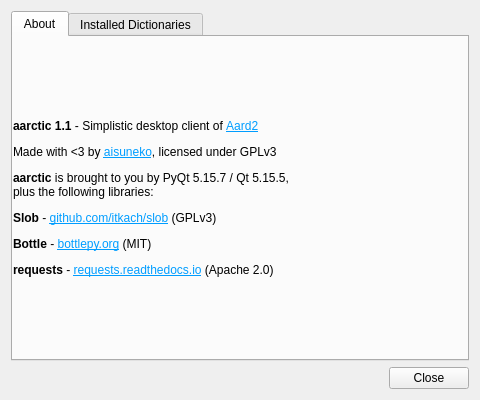
First picture: the form in src/aarctic/ui/about.ui, repository aisuneko/aarctic, before the edit.
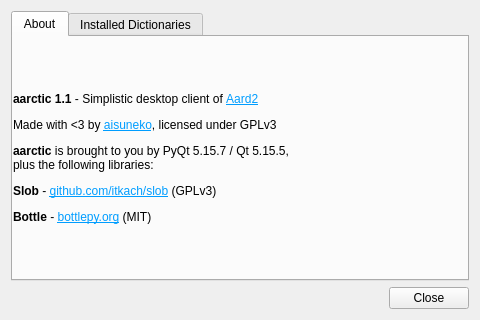
Second picture: the form after the edit. The open tabs and pages were chosen to show the change. Icons and pictures are not drawn.

Commit message: enhance ui, add splitter

```diff
--- a/src/aarctic/ui/about.ui
+++ b/src/aarctic/ui/about.ui
@@ -7,13 +7,13 @@
     <x>0</x>
     <y>0</y>
     <width>480</width>
-    <height>400</height>
+    <height>320</height>
    </rect>
   </property>
   <property name="minimumSize">
    <size>
     <width>480</width>
-    <height>400</height>
+    <height>320</height>
    </size>
   </property>
   <property name="windowTitle">
@@ -52,7 +52,7 @@
        <item row="0" column="0">
         <widget class="QLabel" name="label">
          <property name="text">
-          <string>&lt;html&gt;&lt;head/&gt;&lt;body&gt;&lt;p&gt;&lt;span style=&quot; font-weight:600;&quot;&gt;aarctic 1.1 &lt;/span&gt;- Simplistic desktop client of &lt;a href=&quot;http://aarddict.org/&quot;&gt;&lt;span style=&quot; text-decoration: underline; color:#009dff;&quot;&gt;Aard2&lt;/span&gt;&lt;/a&gt;&lt;/p&gt;&lt;p&gt;Made with &amp;lt;3 by &lt;a href=&quot;https://github.com/aisuneko&quot;&gt;&lt;span style=&quot; text-decoration: underline; color:#009dff;&quot;&gt;aisuneko&lt;/span&gt;&lt;/a&gt;, licensed under GPLv3&lt;/p&gt;&lt;p&gt;&lt;span style=&quot; font-weight:600;&quot;&gt;aarctic&lt;/span&gt; is brought to you by PyQt 5.15.7 / Qt 5.15.5, &lt;br/&gt;plus the following libraries:&lt;/p&gt;&lt;p&gt;&lt;span style=&quot; font-weight:600;&quot;&gt;Slob&lt;/span&gt; - &lt;a href=&quot;https://github.com/itkach/slob&quot;&gt;&lt;span style=&quot; text-decoration: underline; color:#009dff;&quot;&gt;github.com/itkach/slob&lt;/span&gt;&lt;/a&gt; (GPLv3)&lt;/p&gt;&lt;p&gt;&lt;span style=&quot; font-weight:600;&quot;&gt;Bottle &lt;/span&gt;- &lt;a href=&quot;https://bottlepy.org/&quot;&gt;&lt;span style=&quot; text-decoration: underline; color:#009dff;&quot;&gt;bottlepy.org&lt;/span&gt;&lt;/a&gt; (MIT)&lt;/p&gt;&lt;p&gt;&lt;span style=&quot; font-weight:600;&quot;&gt;requests &lt;/span&gt;- &lt;a href=&quot;https://requests.readthedocs.io&quot;&gt;&lt;span style=&quot; text-decoration: underline; color:#009dff;&quot;&gt;requests.readthedocs.io&lt;/span&gt;&lt;/a&gt; (Apache 2.0)&lt;/p&gt;&lt;/body&gt;&lt;/html&gt;</string>
+          <string>&lt;html&gt;&lt;head/&gt;&lt;body&gt;&lt;p&gt;&lt;span style=&quot; font-weight:600;&quot;&gt;aarctic 1.1 &lt;/span&gt;- Simplistic desktop client of &lt;a href=&quot;http://aarddict.org/&quot;&gt;&lt;span style=&quot; text-decoration: underline; color:#009dff;&quot;&gt;Aard2&lt;/span&gt;&lt;/a&gt;&lt;/p&gt;&lt;p&gt;Made with &amp;lt;3 by &lt;a href=&quot;https://github.com/aisuneko&quot;&gt;&lt;span style=&quot; text-decoration: underline; color:#009dff;&quot;&gt;aisuneko&lt;/span&gt;&lt;/a&gt;, licensed under GPLv3&lt;/p&gt;&lt;p&gt;&lt;span style=&quot; font-weight:600;&quot;&gt;aarctic&lt;/span&gt; is brought to you by PyQt 5.15.7 / Qt 5.15.5, &lt;br/&gt;plus the following libraries:&lt;/p&gt;&lt;p&gt;&lt;span style=&quot; font-weight:600;&quot;&gt;Slob&lt;/span&gt; - &lt;a href=&quot;https://github.com/itkach/slob&quot;&gt;&lt;span style=&quot; text-decoration: underline; color:#009dff;&quot;&gt;github.com/itkach/slob&lt;/span&gt;&lt;/a&gt; (GPLv3)&lt;/p&gt;&lt;p&gt;&lt;span style=&quot; font-weight:600;&quot;&gt;Bottle &lt;/span&gt;- &lt;a href=&quot;https://bottlepy.org/&quot;&gt;&lt;span style=&quot; text-decoration: underline; color:#009dff;&quot;&gt;bottlepy.org&lt;/span&gt;&lt;/a&gt; (MIT) &lt;/p&gt;&lt;/body&gt;&lt;/html&gt;</string>
          </property>
         </widget>
        </item>
```
Left out of the diff: 5 changed lines with no effect on the pictures. The commit also changes 1 other file.
